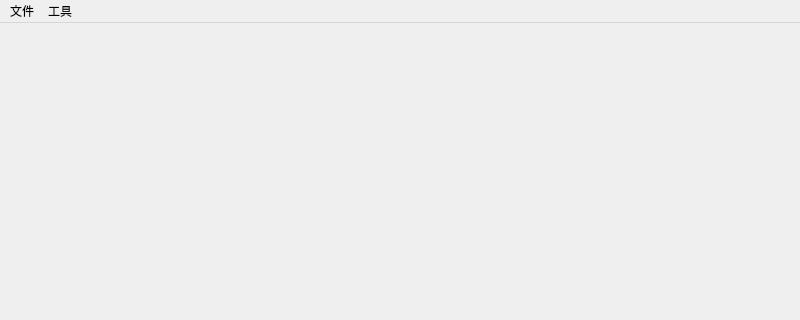
Old version of the form mainwindow.ui in the repository binghuigeng/QtHalconVTK; both pictures show x 0 to 800 and y 0 to 320 of the 800 by 600 pixel window.
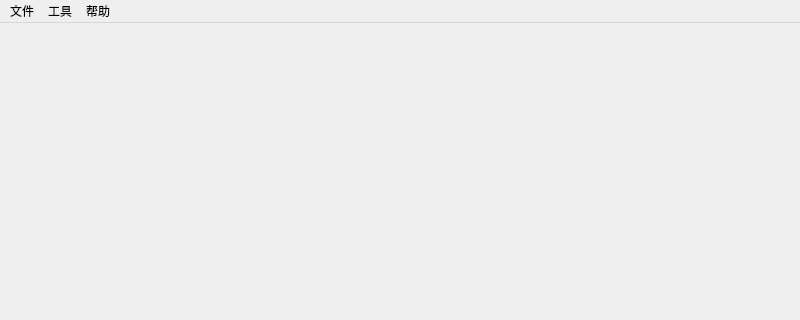
New version of the form. Icons and pictures are not drawn.

Commit message: 添加状态栏的版权信息，包括版权所有者和年份

The edit to the form file:
```diff
--- a/mainwindow.ui
+++ b/mainwindow.ui
@@ -48,8 +48,15 @@
     <addaction name="actReset"/>
     <addaction name="actAdd"/>
    </widget>
+   <widget class="QMenu" name="menu_3">
+    <property name="title">
+     <string>帮助</string>
+    </property>
+    <addaction name="actAbout"/>
+   </widget>
    <addaction name="menu"/>
    <addaction name="menu_2"/>
+   <addaction name="menu_3"/>
   </widget>
   <widget class="QStatusBar" name="statusbar"/>
   <action name="actOpen">
```
Left out of the diff: 8 changed lines with no effect on the pictures. The commit also changes 2 other files.
